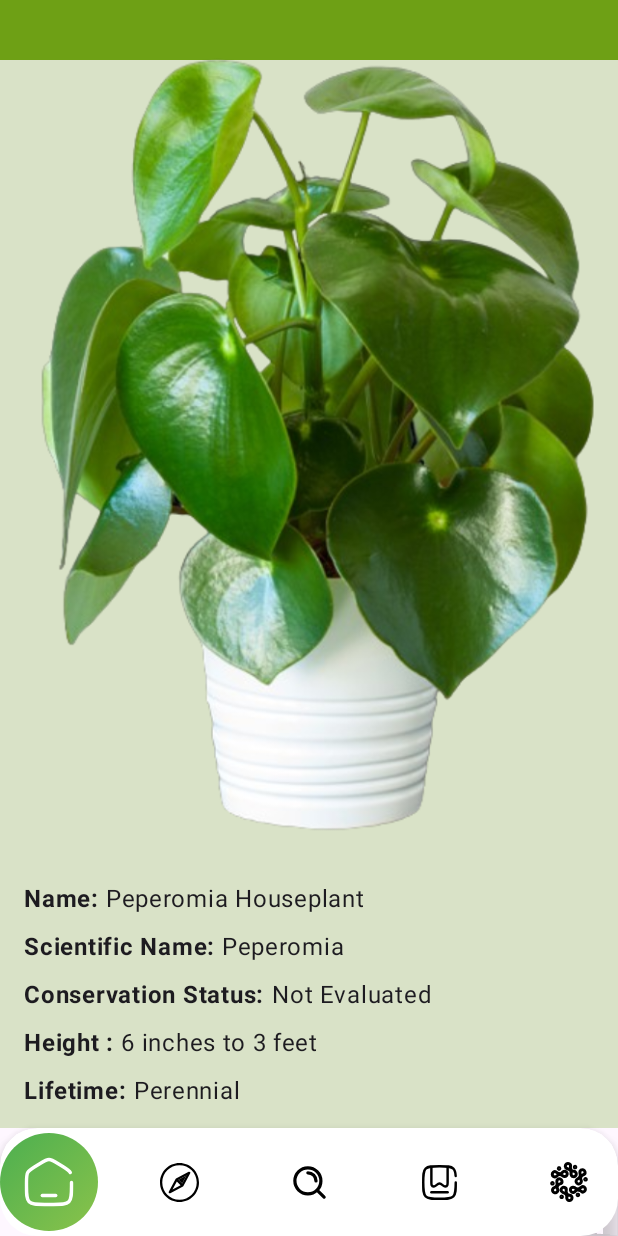
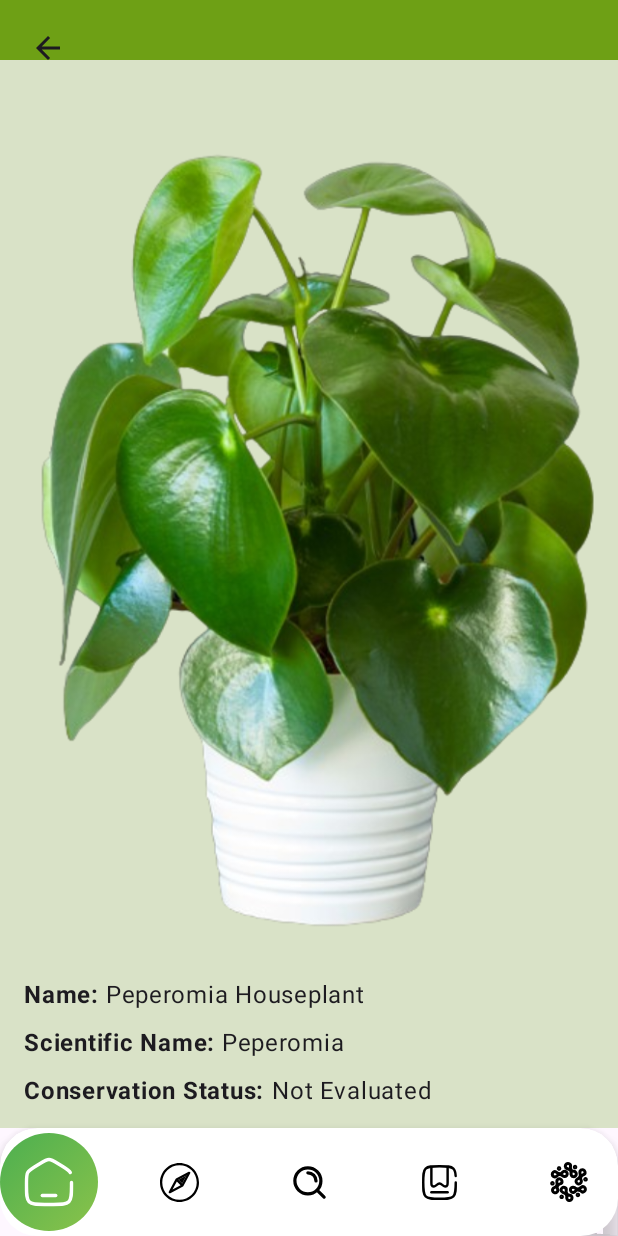
Before and after one commit to SatyamSingh-Git/AyurGreens, an Android app built with Jetpack Compose: the EachPlantMoreDescriptionScreen screen opened through its navigation route, on a phone screen of 412 x 824 dp. Run offline under Robolectric (Android 15) with nearby library versions, the light colour scheme and no system bars; our stand-ins replace Firebase (no records; nobody signed in at launch, a user with empty details on screens opened directly); libraries missing offline, so code that uses them is left out: com.google.ai.client.

Commit message:
back button in the eachplantmoredescription page

```diff
--- a/app/src/main/java/com/theclonebox/ayurgreens/screens/EachPlantMoreDescriptionScreen.kt
+++ b/app/src/main/java/com/theclonebox/ayurgreens/screens/EachPlantMoreDescriptionScreen.kt
@@ -9,6 +9,10 @@ import androidx.compose.foundation.layout.fillMaxSize
 import androidx.compose.foundation.layout.padding
 import androidx.compose.foundation.rememberScrollState
 import androidx.compose.foundation.verticalScroll
+import androidx.compose.material.icons.Icons
+import androidx.compose.material.icons.filled.ArrowBack
+import androidx.compose.material3.Icon
+import androidx.compose.material3.IconButton
 import androidx.compose.material3.Text
 import androidx.compose.runtime.Composable
 import androidx.compose.ui.Alignment
@@ -34,6 +38,18 @@ fun EachPlantMoreDescriptionScreen(navController: NavHostController) {
             .background(Color(0x4D81B148))
             .verticalScroll(rememberScrollState())
     ) {
+
+        IconButton(
+            onClick = {navController.popBackStack() },
+            modifier = Modifier.padding(8.dp).align(Alignment.Start)
+        ) {
+            Icon(
+                imageVector = Icons.Filled.ArrowBack,
+                contentDescription = "Back"
+            )
+        }
+
+
         Image(
             painter = painterResource(id = morePlantData.img),
             contentDescription = morePlantData.name,
```
